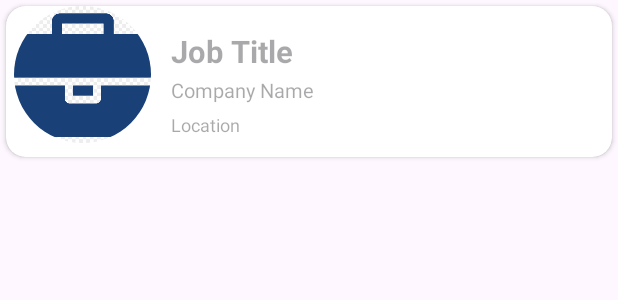
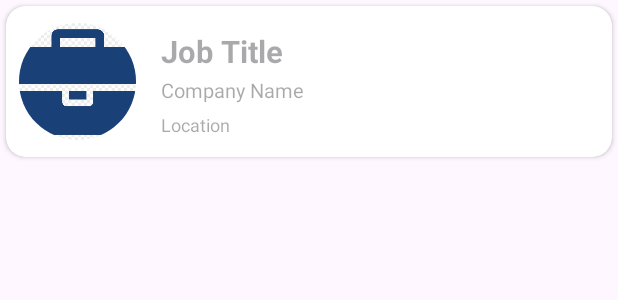
Before and after one commit to DevP-ai/OpportunityOwl, an Android app: the layout job_item.xml on its own in the app's theme, with its tools: preview values and no code run, on a phone screen of 412 x 824 dp. Shown: the top 300 px of the screen. Run offline under Robolectric (Android 15) with nearby library versions, the phone set to English and light mode, and no system bars.

Commit message:
Jobs Items Image Size reduce to make UI attractive

```diff
--- a/app/src/main/res/layout/job_item.xml
+++ b/app/src/main/res/layout/job_item.xml
@@ -14,8 +14,9 @@
         android:layout_height="wrap_content">
         <de.hdodenhof.circleimageview.CircleImageView
             android:id="@+id/companyLogo"
-            android:layout_width="@dimen/_70sdp"
-            android:layout_height="@dimen/_70sdp"
+            android:layout_width="@dimen/_65sdp"
+            android:layout_height="@dimen/_60sdp"
+            android:layout_gravity="center"
             android:src="@drawable/bag"
             android:scaleType="centerCrop"/>
 
```
